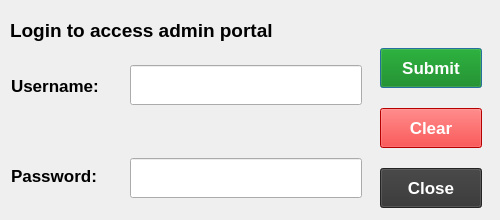
Qt form UI/uifiles/pwd.ui (ayushr01/Library-Management-System) before a commit.
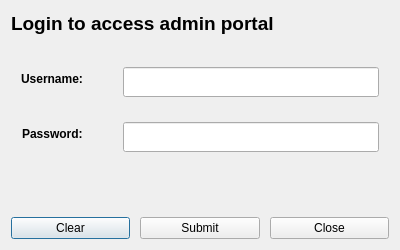
The same form after that commit.

What changed in the file:
```diff
--- a/UI/uifiles/pwd.ui
+++ b/UI/uifiles/pwd.ui
@@ -6,61 +6,69 @@
    <rect>
     <x>0</x>
     <y>0</y>
-    <width>500</width>
-    <height>220</height>
+    <width>400</width>
+    <height>250</height>
    </rect>
   </property>
-  <property name="sizePolicy">
-   <sizepolicy hsizetype="Fixed" vsizetype="Fixed">
-    <horstretch>0</horstretch>
-    <verstretch>0</verstretch>
-   </sizepolicy>
-  </property>
   <property name="minimumSize">
    <size>
-    <width>500</width>
-    <height>220</height>
+    <width>400</width>
+    <height>250</height>
    </size>
   </property>
   <property name="maximumSize">
    <size>
-    <width>500</width>
-    <height>220</height>
+    <width>400</width>
+    <height>250</height>
    </size>
   </property>
-  <property name="font">
-   <font>
-    <pointsize>13</pointsize>
-    <bold>true</bold>
-   </font>
-  </property>
   <property name="windowTitle">
    <string>Admin Login</string>
   </property>
-  <widget class="QWidget" name="layoutWidget">
-   <property name="geometry">
-    <rect>
-     <x>11</x>
-     <y>40</y>
-     <width>103</width>
-     <height>181</height>
-    </rect>
+  <layout class="QVBoxLayout" name="verticalLayout" stretch="1,5,1,1">
+   <property name="spacing">
+    <number>10</number>
    </property>
+   <item>
+    <widget class="QLabel" name="info">
    <property name="font">
     <font>
-     <pointsize>13</pointsize>
-     <bold>false</bold>
-    </font>
-   </property>
-   <layout class="QVBoxLayout" name="textfield">
-    <property name="spacing">
-     <number>0</number>
-    </property>
+       <pointsize>14</pointsize>
+       <bold>true</bold>
+      </font>
+     </property>
+     <property name="text">
+      <string>Login to access admin portal</string>
+     </property>
+    </widget>
+   </item>
     <item>
+    <layout class="QFormLayout" name="inputform">
+     <property name="fieldGrowthPolicy">
+      <enum>QFormLayout::ExpandingFieldsGrow</enum>
+     </property>
+     <property name="labelAlignment">
+      <set>Qt::AlignCenter</set>
+     </property>
+     <property name="formAlignment">
+      <set>Qt::AlignCenter</set>
+     </property>
+     <property name="horizontalSpacing">
+      <number>40</number>
+     </property>
+     <property name="verticalSpacing">
+      <number>25</number>
+     </property>
+     <property name="leftMargin">
+      <number>10</number>
+     </property>
+     <property name="rightMargin">
+      <number>10</number>
+     </property>
+     <item row="0" column="0">
      <widget class="QLabel" name="username">
       <property name="font">
        <font>
-        <pointsize>13</pointsize>
         <bold>true</bold>
        </font>
       </property>
@@ -69,11 +77,10 @@
       </property>
      </widget>
     </item>
-    <item>
+     <item row="1" column="0">
      <widget class="QLabel" name="password">
       <property name="font">
        <font>
-        <pointsize>13</pointsize>
         <bold>true</bold>
        </font>
       </property>
@@ -82,208 +89,72 @@
       </property>
      </widget>
     </item>
-   </layout>
-  </widget>
-  <widget class="QWidget" name="layoutWidget">
-   <property name="geometry">
-    <rect>
-     <x>380</x>
-     <y>38</y>
-     <width>102</width>
-     <height>181</height>
-    </rect>
-   </property>
-   <property name="font">
-    <font>
-     <pointsize>13</pointsize>
-     <bold>true</bold>
-    </font>
-   </property>
-   <layout class="QVBoxLayout" name="buttons">
-    <property name="spacing">
-     <number>10</number>
-    </property>
-    <property name="topMargin">
-     <number>0</number>
-    </property>
-    <property name="bottomMargin">
-     <number>0</number>
-    </property>
-    <item>
-     <widget class="QPushButton" name="submitbutton">
-      <property name="minimumSize">
-       <size>
-        <width>100</width>
-        <height>40</height>
-       </size>
-      </property>
-      <property name="font">
-       <font>
-        <pointsize>13</pointsize>
-        <bold>true</bold>
-       </font>
-      </property>
-      <property name="styleSheet">
-       <string notr="true">background-color : green;
-color: white;</string>
-      </property>
-      <property name="text">
-       <string>Submit</string>
-      </property>
-     </widget>
-    </item>
-    <item>
-     <widget class="QPushButton" name="clearbutton">
-      <property name="minimumSize">
-       <size>
-        <width>100</width>
-        <height>40</height>
-       </size>
-      </property>
-      <property name="font">
-       <font>
-        <pointsize>13</pointsize>
-        <bold>true</bold>
-       </font>
-      </property>
-      <property name="styleSheet">
-       <string notr="true">background-color : red;
-color: white;</string>
-      </property>
-      <property name="text">
-       <string>Clear</string>
-      </property>
-     </widget>
-    </item>
-    <item>
-     <widget class="QPushButton" name="closebutton">
-      <property name="minimumSize">
-       <size>
-        <width>100</width>
-        <height>40</height>
-       </size>
-      </property>
-      <property name="font">
-       <font>
-        <pointsize>13</pointsize>
-        <bold>true</bold>
-       </font>
-      </property>
-      <property name="styleSheet">
-       <string notr="true">background-color: #333333;
-color: white;</string>
-      </property>
-      <property name="text">
-       <string>Close</string>
-      </property>
-     </widget>
-    </item>
-   </layout>
-  </widget>
-  <widget class="QLabel" name="info">
-   <property name="geometry">
-    <rect>
-     <x>10</x>
-     <y>20</y>
-     <width>481</width>
-     <height>21</height>
-    </rect>
-   </property>
-   <property name="font">
-    <font>
-     <pointsize>14</pointsize>
-     <bold>true</bold>
-     <underline>false</underline>
-    </font>
-   </property>
-   <property name="text">
-    <string>Login to access admin portal</string>
-   </property>
-  </widget>
-  <widget class="QWidget" name="layoutWidget">
-   <property name="geometry">
-    <rect>
-     <x>130</x>
-     <y>38</y>
-     <width>232</width>
-     <height>181</height>
-    </rect>
-   </property>
-   <property name="font">
-    <font>
-     <pointsize>13</pointsize>
-     <bold>true</bold>
-    </font>
-   </property>
-   <layout class="QVBoxLayout" name="passwordfield">
-    <property name="spacing">
-     <number>32</number>
-    </property>
-    <property name="topMargin">
-     <number>6</number>
-    </property>
-    <item>
+     <item row="0" column="1">
      <widget class="QLineEdit" name="userfield">
       <property name="minimumSize">
        <size>
-        <width>230</width>
-        <height>40</height>
-       </size>
-      </property>
-      <property name="font">
-       <font>
-        <pointsize>13</pointsize>
-        <bold>true</bold>
-       </font>
-      </property>
-     </widget>
-    </item>
-    <item>
+         <width>0</width>
+         <height>30</height>
+        </size>
+       </property>
+      </widget>
+     </item>
+     <item row="1" column="1">
      <widget class="QLineEdit" name="pwdfield">
       <property name="minimumSize">
        <size>
-        <width>230</width>
-        <height>40</height>
-       </size>
-      </property>
-      <property name="font">
-       <font>
-        <pointsize>13</pointsize>
-        <bold>true</bold>
-       </font>
-      </property>
-      <property name="text">
-       <string/>
-      </property>
+         <width>0</width>
+         <height>30</height>
+        </size>
+       </property>
       <property name="echoMode">
        <enum>QLineEdit::Password</enum>
       </property>
      </widget>
     </item>
    </layout>
-  </widget>
+   </item>
+   <item>
   <widget class="QLabel" name="error">
-   <property name="geometry">
-    <rect>
-     <x>14</x>
-     <y>111</y>
-     <width>351</width>
-     <height>41</height>
-    </rect>
-   </property>
    <property name="font">
     <font>
-     <pointsize>13</pointsize>
-     <bold>false</bold>
-    </font>
-   </property>
-   <property name="styleSheet">
-    <string notr="true">color: red</string>
-   </property>
+       <bold>true</bold>
+      </font>
+     </property>
    <property name="text">
     <string/>
    </property>
   </widget>
+   </item>
+   <item>
+    <layout class="QHBoxLayout" name="buttonlayout">
+     <item>
+      <widget class="QPushButton" name="clearbutton">
+       <property name="text">
+        <string>Clear</string>
+       </property>
+      </widget>
+     </item>
+     <item>
+      <widget class="QPushButton" name="submitbutton">
+       <property name="styleSheet">
+        <string notr="true"/>
+       </property>
+       <property name="text">
+        <string>Submit</string>
+       </property>
+      </widget>
+     </item>
+     <item>
+      <widget class="QPushButton" name="closebutton">
+       <property name="text">
+        <string>Close</string>
+       </property>
+      </widget>
+     </item>
+    </layout>
+   </item>
+  </layout>
  </widget>
  <resources/>
  <connections/>
```
Left out of the diff: 2 changed lines with no effect on the pictures. Lines whose indentation alone changed are shown as unchanged.
